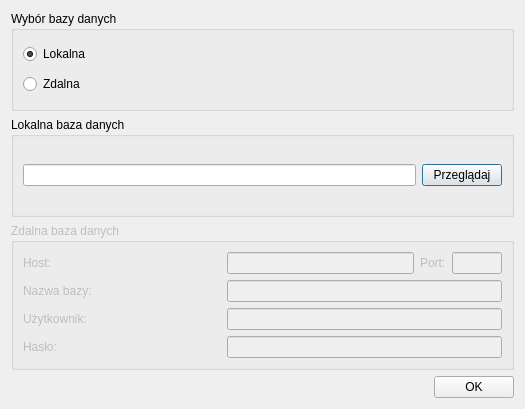
This is databaseselectdialog.ui in jpitucha/serviceman-assistant as Qt 5 draws it before an edit. The edited form follows.
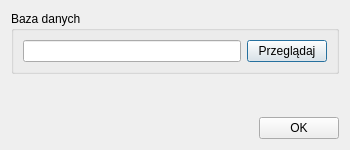
This is the edited form.

Commit message: Changed DatabaseSelectDialog only for local database purposes.

```diff
--- a/databaseselectdialog.ui
+++ b/databaseselectdialog.ui
@@ -6,44 +6,18 @@
    <rect>
     <x>0</x>
     <y>0</y>
-    <width>525</width>
-    <height>409</height>
+    <width>350</width>
+    <height>150</height>
    </rect>
   </property>
   <property name="windowTitle">
    <string>Dialog</string>
   </property>
   <layout class="QVBoxLayout" name="verticalLayout_3">
-   <item>
-    <widget class="QGroupBox" name="groupBox">
-     <property name="title">
-      <string>Wybór bazy danych</string>
-     </property>
-     <layout class="QVBoxLayout" name="verticalLayout_4">
-      <item>
-       <widget class="QRadioButton" name="localRadioBtn">
-        <property name="text">
-         <string>Lokalna</string>
-        </property>
-        <property name="checked">
-         <bool>true</bool>
-        </property>
-       </widget>
-      </item>
-      <item>
-       <widget class="QRadioButton" name="remoteRadioBtn">
-        <property name="text">
-         <string>Zdalna</string>
-        </property>
-       </widget>
-      </item>
-     </layout>
-    </widget>
-   </item>
    <item>
     <widget class="QGroupBox" name="localBox">
      <property name="title">
-      <string>Lokalna baza danych</string>
+      <string>Baza danych</string>
      </property>
      <layout class="QHBoxLayout" name="horizontalLayout_3">
       <item>
@@ -60,109 +34,17 @@
     </widget>
    </item>
    <item>
-    <widget class="QGroupBox" name="remoteBox">
-     <property name="enabled">
-      <bool>false</bool>
+    <spacer name="verticalSpacer">
+     <property name="orientation">
+      <enum>Qt::Vertical</enum>
      </property>
-     <property name="title">
-      <string>Zdalna baza danych</string>
+     <property name="sizeHint" stdset="0">
+      <size>
+       <width>20</width>
+       <height>40</height>
+      </size>
      </property>
-     <layout class="QHBoxLayout" name="horizontalLayout_2">
-      <item>
-       <layout class="QVBoxLayout" name="verticalLayout">
-        <item>
-         <widget class="QLabel" name="label">
-          <property name="text">
-           <string>Host:</string>
-          </property>
-         </widget>
-        </item>
-        <item>
-         <widget class="QLabel" name="label_2">
-          <property name="text">
-           <string>Nazwa bazy:</string>
-          </property>
-         </widget>
-        </item>
-        <item>
-         <widget class="QLabel" name="label_3">
-          <property name="text">
-           <string>Użytkownik:</string>
-          </property>
-         </widget>
-        </item>
-        <item>
-         <widget class="QLabel" name="label_4">
-          <property name="text">
-           <string>Hasło:</string>
-          </property>
-         </widget>
-        </item>
-       </layout>
-      </item>
-      <item>
-       <spacer name="horizontalSpacer">
-        <property name="orientation">
-         <enum>Qt::Horizontal</enum>
-        </property>
-        <property name="sizeHint" stdset="0">
-         <size>
-          <width>106</width>
-          <height>20</height>
-         </size>
-        </property>
-       </spacer>
-      </item>
-      <item>
-       <layout class="QVBoxLayout" name="verticalLayout_2">
-        <item>
-         <layout class="QHBoxLayout" name="horizontalLayout">
-          <item>
-           <widget class="QLineEdit" name="remoteHost"/>
-          </item>
-          <item>
-           <widget class="QLabel" name="label_5">
-            <property name="text">
-             <string>Port:</string>
-            </property>
-           </widget>
-          </item>
-          <item>
-           <widget class="QLineEdit" name="remotePort">
-            <property name="maximumSize">
-             <size>
-              <width>50</width>
-              <height>16777215</height>
-             </size>
-            </property>
-           </widget>
-          </item>
-         </layout>
-        </item>
-        <item>
-         <widget class="QLineEdit" name="remoteName">
-          <property name="minimumSize">
-           <size>
-            <width>275</width>
-            <height>0</height>
-           </size>
-          </property>
-         </widget>
-        </item>
-        <item>
-         <widget class="QLineEdit" name="remoteUser"/>
-        </item>
-        <item>
-         <widget class="QLineEdit" name="remotePassword">
-          <property name="echoMode">
-           <enum>QLineEdit::Password</enum>
-          </property>
-         </widget>
-        </item>
-       </layout>
-      </item>
-     </layout>
-    </widget>
+    </spacer>
    </item>
    <item>
     <layout class="QHBoxLayout" name="horizontalLayout_4">
```
The commit also changes 3 other files.
